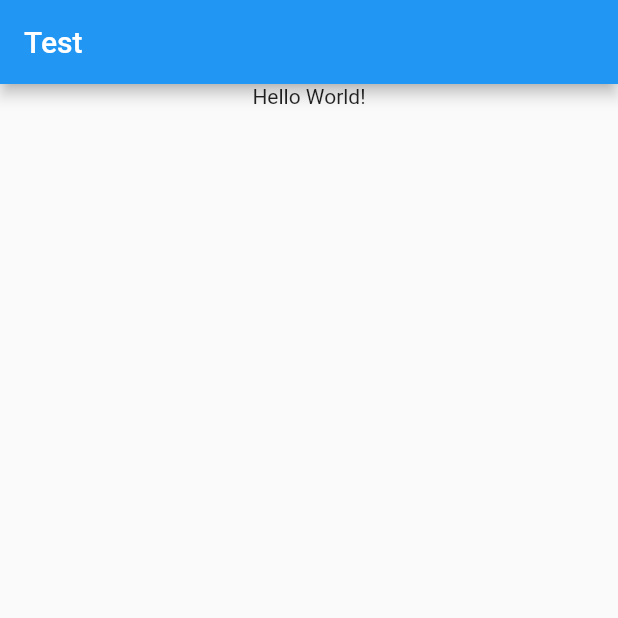
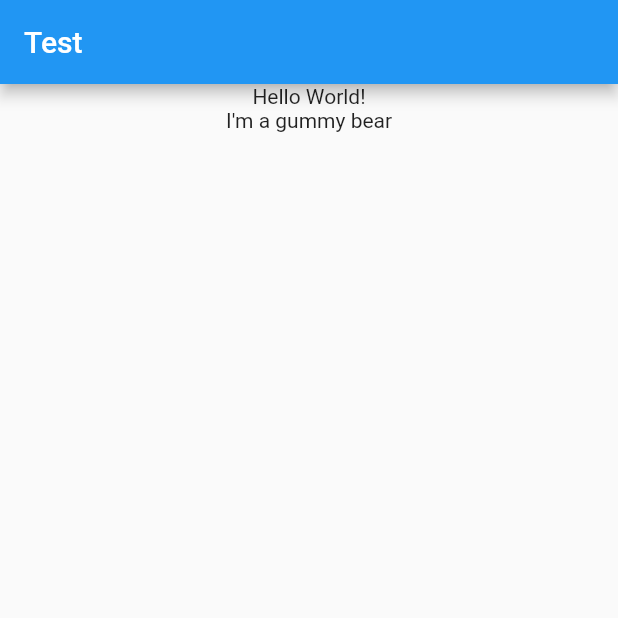
Before and after one commit to RADKick/flutter_puzzle_1, a Flutter app: the screen it shows after launch, on a phone screen of 412 x 824 dp, the top half of it. Run offline on Flutter 3.47's test engine with Material 2 defaults, Android fonts, the phone set to English and light mode, and no system bars.

```diff
--- a/lib/main.dart
+++ b/lib/main.dart
@@ -17,6 +17,7 @@ class MyApp extends StatelessWidget {
           child: Column(
             children: [
               Text('Hello World!'),
+              Text('I\'m a gummy bear'),
             ],
           ),
         ),
```
